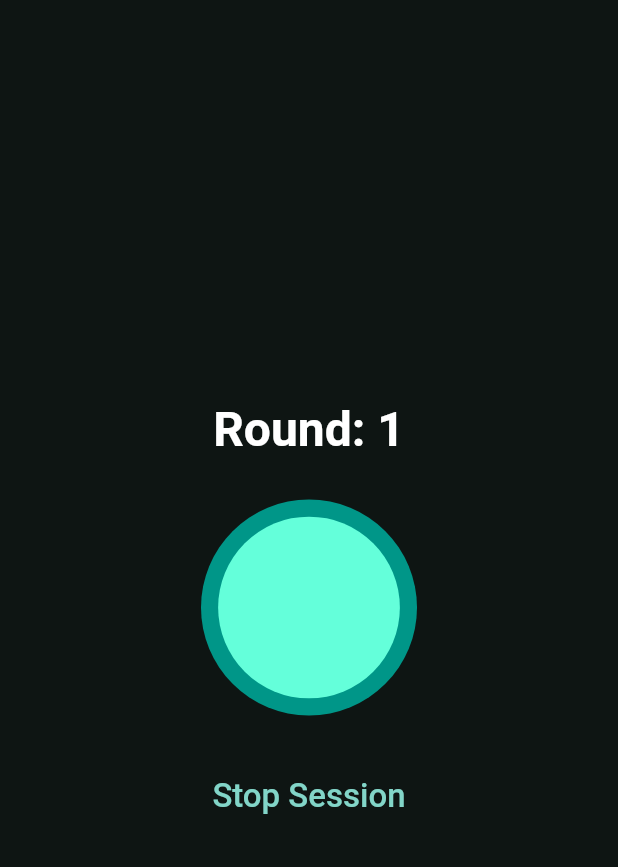
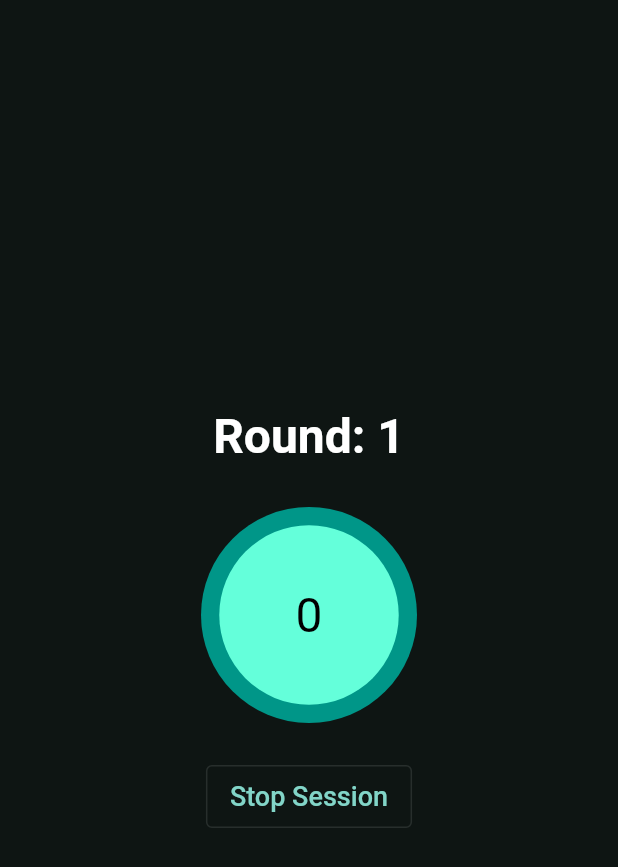
Before and after one commit to naoxio/inbreeze, a Flutter app: the TitlePage screen opened directly, after a tap on "Start", on a phone screen of 412 x 824 dp. Shown: the top 867 px of the screen. Run offline on Flutter 3.47's test engine with Material 2 defaults, Android fonts, the phone set to English and light mode, and no system bars; our stand-ins replace audioplayers, go_router, shared_preferences; accounts and stored records are empty.

Commit message:
add counter to breathing circle

```diff
--- a/lib/components/breathing_circle.dart
+++ b/lib/components/breathing_circle.dart
@@ -1,11 +1,18 @@
 import 'package:flutter/material.dart';
 import 'package:audioplayers/audioplayers.dart';
+import 'package:shared_preferences/shared_preferences.dart';
+import 'package:go_router/go_router.dart';
 
 class AnimatedBreathingCircle extends StatefulWidget {
-  final double volume; // New parameter for audio volume
-  final double tempo;  // New parameter for animation speed
+  final double volume;
+  final double tempo;
+  final bool isReal;
 
-  AnimatedBreathingCircle({required this.volume, required this.tempo});
+  AnimatedBreathingCircle({
+    required this.volume,
+    required this.tempo,
+    this.isReal = false,
+  });
 
   @override
   _AnimatedBreathingCircleState createState() => _AnimatedBreathingCircleState();
@@ -15,10 +22,15 @@ class _AnimatedBreathingCircleState extends State<AnimatedBreathingCircle>
     with SingleTickerProviderStateMixin {
   late AnimationController _controller;
   late Animation<double> _radiusAnimation;
-
   late AudioPlayer _audioPlayer;
   bool _isPlayingInhale = false;
   bool _isPlayingExhale = false;
+
+  int breathsDone = 0;
+  int maxBreaths = 30; // Default value
+
+  DateTime? _startTime;
+  Duration get _breathCycleDuration => Duration(milliseconds: 2860 - (widget.tempo * 542).toInt()) * 2;
 
   @override
   void initState() {
@@ -30,7 +42,7 @@ class _AnimatedBreathingCircleState extends State<AnimatedBreathingCircle>
       duration: duration, // Use the tempo parameter
     )..repeat(reverse: true);
 
-    _radiusAnimation = Tween<double>(begin: 42, end: 72).animate(_controller);
+    _radiusAnimation = Tween<double>(begin: 40, end: 72).animate(_controller);
 
     _audioPlayer = AudioPlayer();
 
@@ -54,7 +66,41 @@ class _AnimatedBreathingCircleState extends State<AnimatedBreathingCircle>
         _isPlayingInhale = false;
         _playAudio('sounds/breath-out.mp3');
       }
+
+
     });
+    if (widget.isReal) {
+        _startTime = DateTime.now();
+      _controller.addListener(_updateBreathCount);
+    }
+    _loadMaxBreathsFromPreferences();
+  }
+
+  void _updateBreathCount() {
+    if (_startTime != null) {
+      final elapsedTime = DateTime.now().difference(_startTime!);
+      final breaths = (elapsedTime.inMilliseconds / _breathCycleDuration.inMilliseconds).floor();
+
+      if (breathsDone != breaths) {
+        setState(() {
+          breathsDone = breaths;
+        });
+
+        if (breathsDone >= maxBreaths) {
+          _navigateToNextExercise();
+        }
+      }
+    }
+  }
+  Future<void> _loadMaxBreathsFromPreferences() async {
+    SharedPreferences prefs = await SharedPreferences.getInstance();
+    setState(() {
+      maxBreaths = prefs.getInt('breaths')?.toInt() ?? 30;
+    });
+  }
+
+  void _navigateToNextExercise() {
+    context.go('/exercise/2');
   }
 
   Future<void> _playAudio(String assetPath) async {
@@ -67,6 +113,7 @@ class _AnimatedBreathingCircleState extends State<AnimatedBreathingCircle>
   void dispose() {
     _controller.dispose();
     _audioPlayer.dispose();
+    _controller.removeListener(_updateBreathCount);
     super.dispose();
   }
 
@@ -74,7 +121,7 @@ class _AnimatedBreathingCircleState extends State<AnimatedBreathingCircle>
   Widget build(BuildContext context) {
     return Center(
       child: CustomPaint(
-        painter: BreathingCircle(_radiusAnimation),
+        painter: BreathingCircle(_radiusAnimation, breathsDone: breathsDone, isReal: widget.isReal ),
       ),
     );
   }
@@ -82,8 +129,10 @@ class _AnimatedBreathingCircleState extends State<AnimatedBreathingCircle>
 
 class BreathingCircle extends CustomPainter {
   final Animation<double> _animation;
+  final int breathsDone;
+  final bool isReal;
 
-  BreathingCircle(this._animation) : super(repaint: _animation);
+  BreathingCircle(this._animation, {required this.breathsDone, required this.isReal}) : super(repaint: _animation);
   @override
   void paint(Canvas canvas, Size size) {
     var paint = Paint();
@@ -94,6 +143,16 @@ class BreathingCircle extends CustomPainter {
     double radius = _animation.value;
     canvas.drawCircle(Offset(0.0, 100.0), 72, paint);
     canvas.drawCircle(Offset(0.0, 100.0), radius, paint2);
+
+    if (isReal) {
+      TextPainter textPainter = TextPainter(
+        text: TextSpan(text: breathsDone.toString(), style: TextStyle(color: Colors.black, fontSize: 32.0)),
+        textAlign: TextAlign.center,
+        textDirection: TextDirection.ltr,
+      );
+      textPainter.layout();
+      textPainter.paint(canvas, Offset(-textPainter.width / 2, 100.0 - textPainter.height / 2));
+    }
   }
 
   @override
--- a/lib/pages/exercise_page.dart
+++ b/lib/pages/exercise_page.dart
@@ -72,17 +72,17 @@ class _ExercisePageState extends State<ExercisePage> {
                   fontWeight: FontWeight.bold,
                 ),
               ),
-              AnimatedBreathingCircle(tempo: tempo, volume: volume),
+              AnimatedBreathingCircle(tempo: tempo, volume: volume, isReal: true),
               SizedBox(height: 200),
               SizedBox(
-                height: 52,
-                child: TextButton(
+                height: 42,
+                child: OutlinedButton(
                   onPressed: () => _showExitConfirmationDialog(context),
                   child:
                     Text(
                       'Stop Session',
                       style: TextStyle(
-                        fontSize: 22.0,
+                        fontSize: 18.0,
                       ),
 
                     )
```
